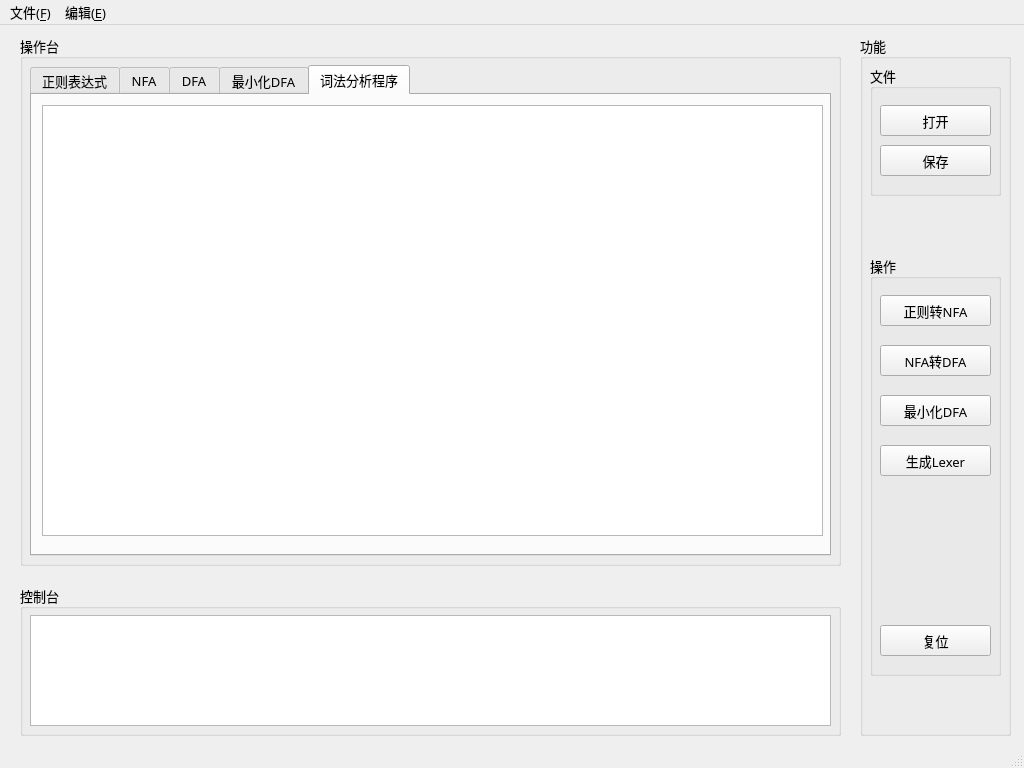
The window that R2Lexer/mainwindow.ui (Lyuyk/Compile-Principle-Course-Labs) describes before a commit, drawn with Qt 5.
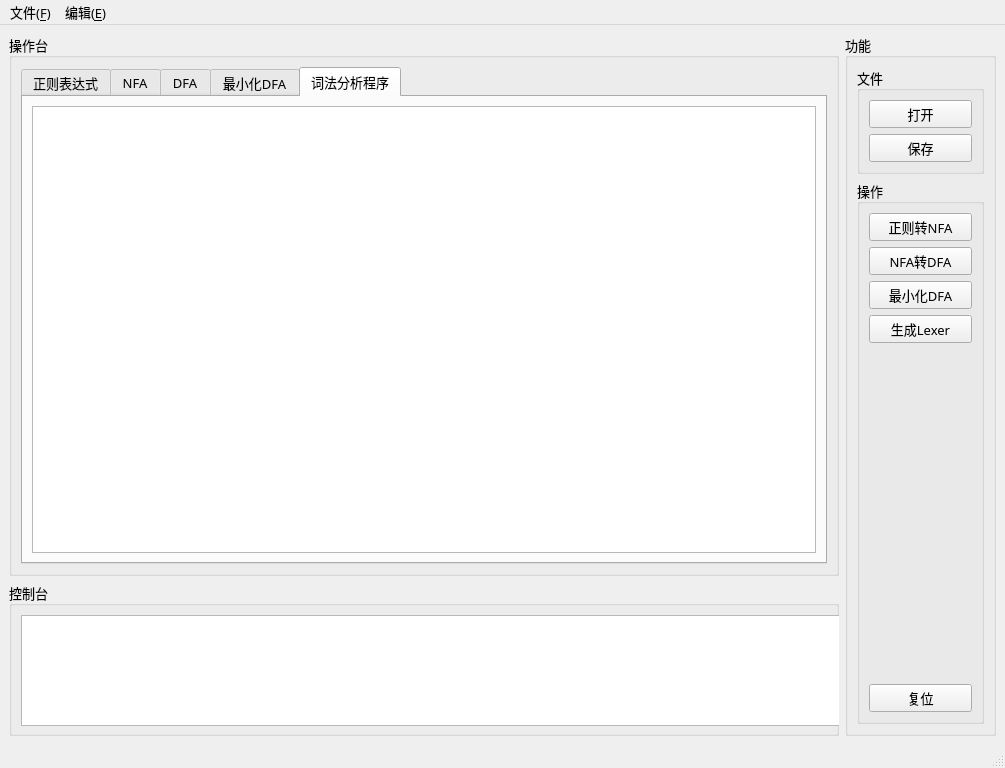
The same window after the commit. The open tabs and pages were chosen to show the change.

```diff
--- a/R2Lexer/mainwindow.ui
+++ b/R2Lexer/mainwindow.ui
@@ -6,14 +6,14 @@
    <rect>
     <x>0</x>
     <y>0</y>
-    <width>1024</width>
+    <width>1005</width>
     <height>768</height>
    </rect>
   </property>
   <property name="maximumSize">
    <size>
-    <width>2560</width>
-    <height>1440</height>
+    <width>16777215</width>
+    <height>16777215</height>
    </size>
   </property>
   <property name="font">
@@ -26,20 +26,30 @@
    <string>R2Lexer</string>
   </property>
   <widget class="QWidget" name="centralwidget">
+   <property name="maximumSize">
+    <size>
+     <width>7680</width>
+     <height>4320</height>
+    </size>
+   </property>
+   <layout class="QHBoxLayout" name="horizontalLayout_5">
+    <item>
+     <layout class="QHBoxLayout" name="horizontalLayout_4">
+      <item>
+       <layout class="QVBoxLayout" name="verticalLayout_4" stretch="531,151">
+        <item>
    <widget class="QGroupBox" name="groupBox_Graph">
-    <property name="geometry">
-     <rect>
-      <x>20</x>
-      <y>10</y>
+          <property name="sizePolicy">
+           <sizepolicy hsizetype="Minimum" vsizetype="Minimum">
+            <horstretch>0</horstretch>
+            <verstretch>0</verstretch>
+           </sizepolicy>
+          </property>
+          <property name="minimumSize">
+           <size>
       <width>821</width>
       <height>531</height>
-     </rect>
-    </property>
-    <property name="sizePolicy">
-     <sizepolicy hsizetype="Fixed" vsizetype="Fixed">
-      <horstretch>0</horstretch>
-      <verstretch>0</verstretch>
-     </sizepolicy>
+           </size>
     </property>
     <property name="font">
      <font>
@@ -51,15 +61,9 @@
     <property name="title">
      <string>操作台</string>
     </property>
+          <layout class="QHBoxLayout" name="horizontalLayout_7">
+           <item>
     <widget class="QTabWidget" name="tabWidget_Graph">
-     <property name="geometry">
-      <rect>
-       <x>10</x>
-       <y>30</y>
-       <width>801</width>
-       <height>491</height>
-      </rect>
-     </property>
      <property name="font">
       <font>
        <family>微软雅黑</family>
@@ -171,15 +175,9 @@
       <attribute name="title">
        <string>词法分析程序</string>
       </attribute>
+              <layout class="QHBoxLayout" name="horizontalLayout_12">
+               <item>
       <widget class="QPlainTextEdit" name="plainTextEdit_Lexer">
-       <property name="geometry">
-        <rect>
-         <x>10</x>
-         <y>10</y>
-         <width>781</width>
-         <height>431</height>
-        </rect>
-       </property>
        <property name="font">
         <font>
          <family>JetBrains Mono NL</family>
@@ -194,17 +192,21 @@
         <string/>
        </property>
       </widget>
-     </widget>
-    </widget>
-   </widget>
+               </item>
+              </layout>
+             </widget>
+            </widget>
+           </item>
+          </layout>
+         </widget>
+        </item>
+        <item>
    <widget class="QGroupBox" name="groupBox_console">
-    <property name="geometry">
-     <rect>
-      <x>20</x>
-      <y>560</y>
+          <property name="minimumSize">
+           <size>
       <width>821</width>
       <height>151</height>
-     </rect>
+           </size>
     </property>
     <property name="font">
      <font>
@@ -216,14 +218,14 @@
     <property name="title">
      <string>控制台</string>
     </property>
+          <layout class="QHBoxLayout" name="horizontalLayout_6">
+           <item>
     <widget class="QPlainTextEdit" name="plainTextEdit_console">
-     <property name="geometry">
-      <rect>
-       <x>10</x>
-       <y>30</y>
-       <width>801</width>
+             <property name="minimumSize">
+              <size>
+               <width>821</width>
        <height>111</height>
-      </rect>
+              </size>
      </property>
      <property name="font">
       <font>
@@ -239,18 +241,16 @@
       <string/>
      </property>
     </widget>
-   </widget>
+           </item>
+          </layout>
+         </widget>
+        </item>
+       </layout>
+      </item>
+      <item>
    <widget class="QGroupBox" name="groupBox">
-    <property name="geometry">
-     <rect>
-      <x>860</x>
-      <y>10</y>
-      <width>151</width>
-      <height>701</height>
-     </rect>
-    </property>
     <property name="sizePolicy">
-     <sizepolicy hsizetype="Preferred" vsizetype="Fixed">
+         <sizepolicy hsizetype="Fixed" vsizetype="Preferred">
       <horstretch>0</horstretch>
       <verstretch>0</verstretch>
      </sizepolicy>
@@ -264,15 +264,11 @@
     <property name="title">
      <string>功能</string>
     </property>
+        <layout class="QHBoxLayout" name="horizontalLayout_3">
+         <item>
+          <layout class="QVBoxLayout" name="verticalLayout_3">
+           <item>
     <widget class="QGroupBox" name="groupBox_file">
-     <property name="geometry">
-      <rect>
-       <x>10</x>
-       <y>30</y>
-       <width>131</width>
-       <height>131</height>
-      </rect>
-     </property>
      <property name="font">
       <font>
        <family>微软雅黑</family>
@@ -286,15 +282,11 @@
      <property name="title">
       <string>文件</string>
      </property>
+             <layout class="QHBoxLayout" name="horizontalLayout">
+              <item>
+               <layout class="QVBoxLayout" name="verticalLayout">
+                <item>
      <widget class="QPushButton" name="pushButton_openRegexFile">
-      <property name="geometry">
-       <rect>
-        <x>10</x>
-        <y>40</y>
-        <width>111</width>
-        <height>31</height>
-       </rect>
-      </property>
       <property name="font">
        <font>
         <family>微软雅黑</family>
@@ -309,15 +301,9 @@
        <string>打开</string>
       </property>
      </widget>
+                </item>
+                <item>
      <widget class="QPushButton" name="pushButton_saveRegexToFile">
-      <property name="geometry">
-       <rect>
-        <x>10</x>
-        <y>80</y>
-        <width>111</width>
-        <height>31</height>
-       </rect>
-      </property>
       <property name="font">
        <font>
         <family>微软雅黑</family>
@@ -332,16 +318,14 @@
        <string>保存</string>
       </property>
      </widget>
-    </widget>
+                </item>
+               </layout>
+              </item>
+             </layout>
+            </widget>
+           </item>
+           <item>
     <widget class="QGroupBox" name="groupBox_operate">
-     <property name="geometry">
-      <rect>
-       <x>10</x>
-       <y>220</y>
-       <width>131</width>
-       <height>421</height>
-      </rect>
-     </property>
      <property name="font">
       <font>
        <family>微软雅黑</family>
@@ -352,15 +336,11 @@
      <property name="title">
       <string>操作</string>
      </property>
+             <layout class="QHBoxLayout" name="horizontalLayout_2">
+              <item>
+               <layout class="QVBoxLayout" name="verticalLayout_2">
+                <item>
      <widget class="QPushButton" name="pushButton_2NFA">
-      <property name="geometry">
-       <rect>
-        <x>10</x>
-        <y>40</y>
-        <width>111</width>
-        <height>31</height>
-       </rect>
-      </property>
       <property name="font">
        <font>
         <family>微软雅黑</family>
@@ -375,15 +355,9 @@
        <string>正则转NFA</string>
       </property>
      </widget>
+                </item>
+                <item>
      <widget class="QPushButton" name="pushButton_2DFA">
-      <property name="geometry">
-       <rect>
-        <x>10</x>
-        <y>90</y>
-        <width>111</width>
-        <height>31</height>
-       </rect>
-      </property>
       <property name="font">
        <font>
         <family>微软雅黑</family>
@@ -395,15 +369,9 @@
        <string>NFA转DFA</string>
       </property>
      </widget>
+                </item>
+                <item>
      <widget class="QPushButton" name="pushButton_mDFA">
-      <property name="geometry">
-       <rect>
-        <x>10</x>
-        <y>140</y>
-        <width>111</width>
-        <height>31</height>
-       </rect>
-      </property>
       <property name="font">
        <font>
         <family>微软雅黑</family>
@@ -418,38 +386,9 @@
        <string>最小化DFA</string>
       </property>
      </widget>
-     <widget class="QPushButton" name="pushButton_clearConsole">
-      <property name="geometry">
-       <rect>
-        <x>10</x>
-        <y>370</y>
-        <width>111</width>
-        <height>31</height>
-       </rect>
-      </property>
-      <property name="font">
-       <font>
-        <family>微软雅黑</family>
-        <pointsize>10</pointsize>
-        <stylestrategy>PreferAntialias</stylestrategy>
-       </font>
-      </property>
-      <property name="toolTip">
-       <string>将所有状态复原以重新开始下一个转换</string>
-      </property>
-      <property name="text">
-       <string>复位</string>
-      </property>
-     </widget>
+                </item>
+                <item>
      <widget class="QPushButton" name="pushButton_Lexer">
-      <property name="geometry">
-       <rect>
-        <x>10</x>
-        <y>190</y>
-        <width>111</width>
-        <height>31</height>
-       </rect>
-      </property>
       <property name="font">
        <font>
         <family>微软雅黑</family>
@@ -464,16 +403,58 @@
        <string>生成Lexer</string>
       </property>
      </widget>
-    </widget>
-   </widget>
+                </item>
+                <item>
+                 <spacer name="verticalSpacer">
+                  <property name="orientation">
+                   <enum>Qt::Vertical</enum>
+                  </property>
+                  <property name="sizeHint" stdset="0">
+                   <size>
+                    <width>20</width>
+                    <height>40</height>
+                   </size>
+                  </property>
+                 </spacer>
+                </item>
+                <item>
+                 <widget class="QPushButton" name="pushButton_clearConsole">
+                  <property name="font">
+                   <font>
+                    <family>微软雅黑</family>
+                    <pointsize>10</pointsize>
+                    <stylestrategy>PreferAntialias</stylestrategy>
+                   </font>
+                  </property>
+                  <property name="toolTip">
+                   <string>将所有状态复原以重新开始下一个转换</string>
+                  </property>
+                  <property name="text">
+                   <string>复位</string>
+                  </property>
+                 </widget>
+                </item>
+               </layout>
+              </item>
+             </layout>
+            </widget>
+           </item>
+          </layout>
+         </item>
+        </layout>
+       </widget>
+      </item>
+     </layout>
+    </item>
+   </layout>
   </widget>
   <widget class="QMenuBar" name="menubar">
    <property name="geometry">
     <rect>
      <x>0</x>
      <y>0</y>
-     <width>1024</width>
-     <height>29</height>
+     <width>1005</width>
+     <height>28</height>
     </rect>
    </property>
    <widget class="QMenu" name="menu_2">
```
Left out of the diff: 50 changed lines with no effect on the pictures. Lines whose indentation alone changed are shown as unchanged.
